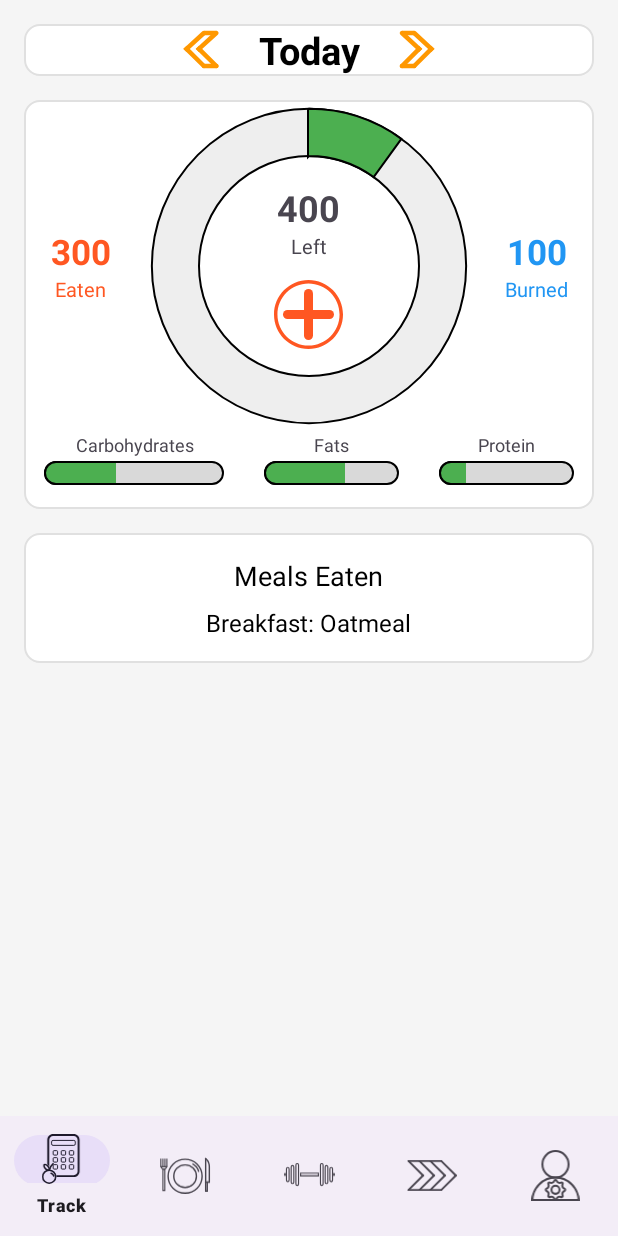
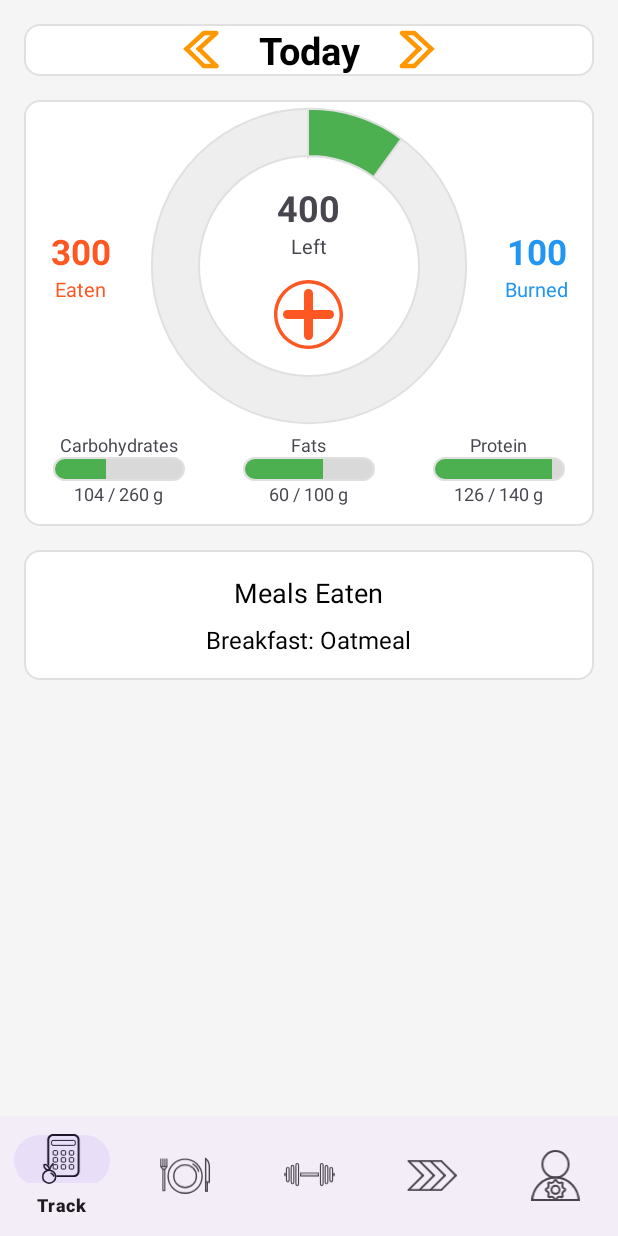
Before and after one commit to Drakon4ik-Coder/FitnessApp, an Android app: the screen it shows after launch (MainActivity), on a phone screen of 412 x 824 dp. Run offline under Robolectric (Android 15) with nearby library versions, the phone set to English and light mode, and no system bars; our stand-ins replace navigation-ui, sdp/ssp sizes.

Commit message:
Fixed stroke outline imperfection and equalized horizontal progress bars width

```diff
--- a/app/src/main/res/drawable/circle_progress_drawable.xml
+++ b/app/src/main/res/drawable/circle_progress_drawable.xml
@@ -12,7 +12,7 @@
             <corners android:radius="@dimen/_50sdp"/>
             <stroke
                 android:width="1dp"
-                android:color="@color/black" />
+                android:color="@color/stroke_color" />
         </shape>
     </item>
 
@@ -34,7 +34,7 @@
                         android:type="sweep" />
                 <stroke
                     android:width="1dp"
-                    android:color="@color/black" />
+                    android:color="@color/stroke_color" />
             </shape>
         </rotate>
     </item>
--- a/app/src/main/res/drawable/linear_progress_drawable.xml
+++ b/app/src/main/res/drawable/linear_progress_drawable.xml
@@ -5,7 +5,7 @@
         <shape android:shape="rectangle">
             <corners android:radius="@dimen/_40sdp"/>
             <solid android:color="#D9D9D9"/>
-            <stroke android:width="1dp" android:color="@color/black"/>
+            <stroke android:width="1dp" android:color="@color/stroke_color"/>
         </shape>
     </item>
 
@@ -15,7 +15,7 @@
             <shape android:shape="rectangle">
                 <corners android:radius="@dimen/_40sdp"/>
                 <solid android:color="#4CAF50"/>
-                <stroke android:width="1dp" android:color="@color/black"/>
+                <stroke android:width="1dp" android:color="@color/stroke_color"/>
             </shape>
         </clip>
     </item>
--- a/app/src/main/res/layout/fragment_track.xml
+++ b/app/src/main/res/layout/fragment_track.xml
@@ -185,21 +185,20 @@
                     android:layout_width="match_parent"
                     android:layout_height="wrap_content"
                     android:orientation="horizontal"
-                    android:layout_marginBottom="16dp">
+                    android:layout_marginBottom="@dimen/_8sdp">
                     <LinearLayout
-                        android:layout_width="wrap_content"
+                        android:layout_width="0dp"
                         android:layout_height="match_parent"
                         android:orientation="vertical"
                         android:layout_weight="1"
-                        android:layout_marginHorizontal="@dimen/_10sdp">
+                        android:gravity="center"
+                        android:layout_marginHorizontal="@dimen/_15sdp">
 
                         <TextView
-                            android:layout_width="match_parent"
+                            android:layout_width="wrap_content"
                             android:layout_height="wrap_content"
-                            android:gravity="center"
-                            android:textSize="12sp"
-                            android:layout_marginBottom="@dimen/_2sdp"
-                            android:text="Carbohydrates" />
+                            android:text="Carbohydrates"
+                            android:textSize="12sp" />
 
                         <ProgressBar
                             android:id="@+id/carbsProgressBar"
@@ -208,21 +207,27 @@
                             android:layout_height="wrap_content"
                             android:progress="40"
                             android:progressDrawable="@drawable/linear_progress_drawable" />
-                    </LinearLayout>
-
-                    <LinearLayout
-                        android:layout_width="wrap_content"
-                        android:layout_height="match_parent"
-                        android:orientation="vertical"
-                        android:layout_weight="1"
-                        android:layout_marginHorizontal="@dimen/_10sdp">
-
                         <TextView
-                            android:layout_width="match_parent"
+                            android:layout_width="wrap_content"
                             android:layout_height="wrap_content"
                             android:gravity="center"
                             android:textSize="12sp"
                             android:layout_marginBottom="@dimen/_2sdp"
+                            android:text="104 / 260 g" />
+                    </LinearLayout>
+
+                    <LinearLayout
+                        android:layout_width="0dp"
+                        android:layout_height="match_parent"
+                        android:orientation="vertical"
+                        android:layout_weight="1"
+                        android:gravity="center"
+                        android:layout_marginHorizontal="@dimen/_15sdp">
+
+                        <TextView
+                            android:layout_width="wrap_content"
+                            android:layout_height="wrap_content"
+                            android:textSize="12sp"
                             android:text="Fats" />
 
                         <ProgressBar
@@ -232,21 +237,27 @@
                             android:layout_height="wrap_content"
                             android:progress="60"
                             android:progressDrawable="@drawable/linear_progress_drawable" />
-                    </LinearLayout>
-
-                    <LinearLayout
-                        android:layout_width="wrap_content"
-                        android:layout_height="match_parent"
-                        android:orientation="vertical"
-                        android:layout_weight="1"
-                        android:layout_marginHorizontal="@dimen/_10sdp">
-
                         <TextView
-                            android:layout_width="match_parent"
+                            android:layout_width="wrap_content"
                             android:layout_height="wrap_content"
                             android:gravity="center"
                             android:textSize="12sp"
                             android:layout_marginBottom="@dimen/_2sdp"
+                            android:text="60 / 100 g" />
+                    </LinearLayout>
+
+                    <LinearLayout
+                        android:layout_width="0dp"
+                        android:layout_height="match_parent"
+                        android:orientation="vertical"
+                        android:layout_weight="1"
+                        android:gravity="center"
+                        android:layout_marginHorizontal="@dimen/_15sdp">
+
+                        <TextView
+                            android:layout_width="wrap_content"
+                            android:layout_height="wrap_content"
+                            android:textSize="12sp"
                             android:text="Protein" />
 
                         <ProgressBar
@@ -254,8 +265,15 @@
                             style="?android:attr/progressBarStyleHorizontal"
                             android:layout_width="match_parent"
                             android:layout_height="wrap_content"
-                            android:progress="20"
+                            android:progress="90"
                             android:progressDrawable="@drawable/linear_progress_drawable" />
+                        <TextView
+                            android:layout_width="wrap_content"
+                            android:layout_height="wrap_content"
+                            android:gravity="center"
+                            android:textSize="12sp"
+                            android:layout_marginBottom="@dimen/_2sdp"
+                            android:text="126 / 140 g" />
                     </LinearLayout>
                 </LinearLayout>
                 <!-- Add more detailed calorie info if needed -->
```
